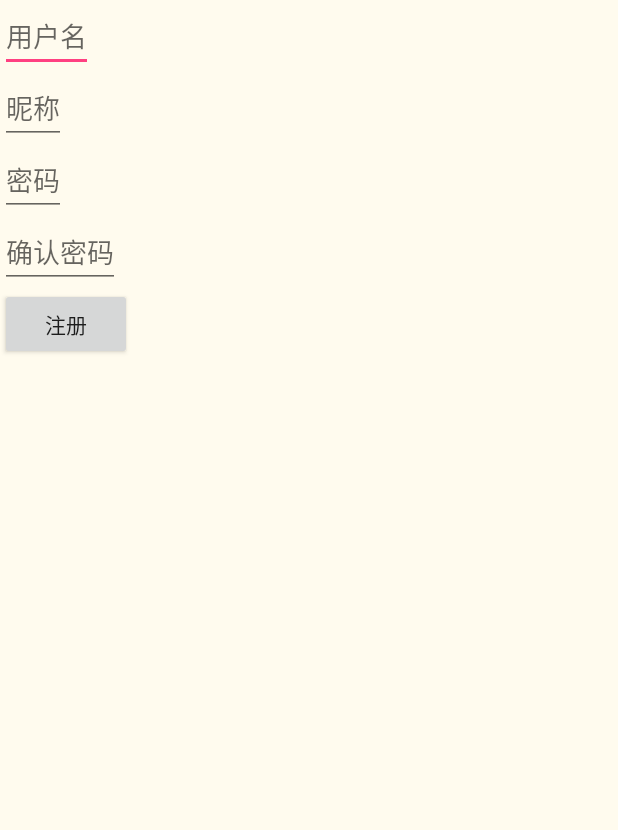
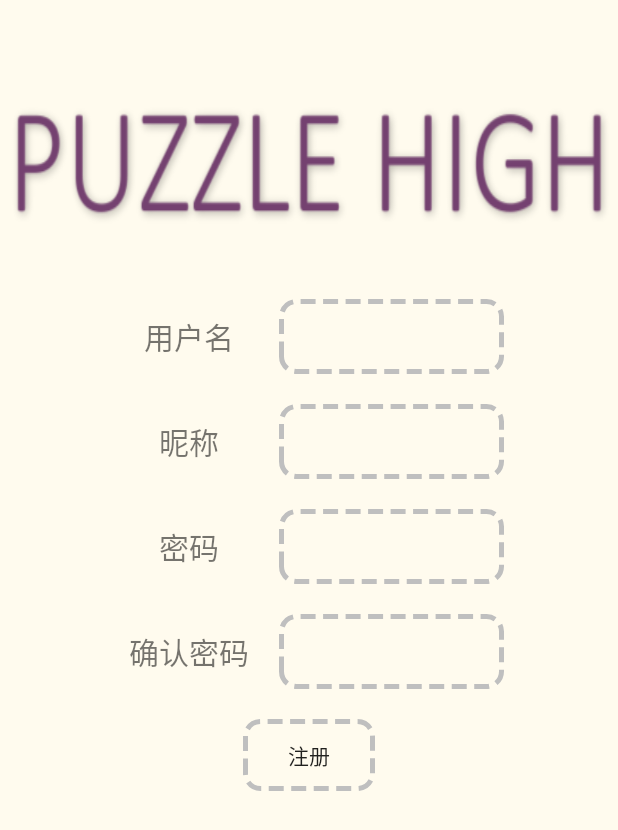
Before and after one commit to meltycriss/PuzzleHigh, an Android app: the RegisterFragment screen opened directly, with no data from a screen before it, on a phone screen of 412 x 824 dp. Shown: the top 830 px of the screen. Run offline under Robolectric (Android 15) with nearby library versions, the phone set to English and light mode, and no system bars.

Commit message:
完成注册UI

```diff
--- a/app/src/main/res/drawable/editor_border.xml
+++ b/app/src/main/res/drawable/editor_border.xml
@@ -2,5 +2,6 @@
 <shape xmlns:android="http://schemas.android.com/apk/res/android" >
     <size android:width="10dp"/>
     <corners android:radius="@dimen/user_editor_radiu"/>
+    <padding android:left="10dp" android:right="10dp" android:top="0dp" android:bottom="0dp"/>
     <stroke android:color="@color/puzzle_grey" android:width="3dp" android:dashWidth="10dp" android:dashGap="5dp"/>
 </shape>
--- a/app/src/main/res/layout/fragment_register.xml
+++ b/app/src/main/res/layout/fragment_register.xml
@@ -1,39 +1,121 @@
 <?xml version="1.0" encoding="utf-8"?>
 <LinearLayout xmlns:android="http://schemas.android.com/apk/res/android"
     android:layout_width="match_parent"
-    android:orientation="vertical"
-    android:layout_height="match_parent">
+    android:layout_height="match_parent"
+    android:orientation="vertical">
+
+    <ImageView
+        android:layout_width="match_parent"
+        android:layout_height="wrap_content"
+        android:layout_marginTop="60dp"
+        android:background="@drawable/logo" />
+
+    <LinearLayout
+        android:layout_width="match_parent"
+        android:layout_height="wrap_content"
+        android:layout_marginTop="40dp"
+        android:gravity="center"
+        android:orientation="horizontal">
+
+        <TextView
+            android:layout_width="@dimen/register_text_width"
+            android:layout_height="wrap_content"
+            android:gravity="center"
+            android:text="用户名"
+            android:textSize="20sp" />
 
         <EditText
             android:id="@+id/register_username"
-        android:hint="用户名"
-        android:layout_width="wrap_content"
-        android:layout_height="wrap_content" />
+            android:layout_marginLeft="10dp"
+            android:layout_width="@dimen/user_editor_width"
+            android:layout_height="@dimen/user_editor_height"
+            android:background="@drawable/editor_border" />
+
+    </LinearLayout>
+
+    <LinearLayout
+        android:layout_width="match_parent"
+        android:layout_height="wrap_content"
+        android:gravity="center"
+        android:layout_marginTop="20dp"
+        android:orientation="horizontal">
+
+        <TextView
+            android:layout_width="@dimen/register_text_width"
+            android:layout_height="wrap_content"
+            android:text="昵称"
+            android:gravity="center"
+            android:textSize="20sp" />
+
         <EditText
             android:id="@+id/register_nickname"
-        android:hint="昵称"
-        android:layout_width="wrap_content"
-        android:layout_height="wrap_content" />
+            android:layout_marginLeft="10dp"
+            android:layout_width="@dimen/user_editor_width"
+            android:layout_height="@dimen/user_editor_height"
+            android:background="@drawable/editor_border" />
+
+    </LinearLayout>
+
+    <LinearLayout
+        android:layout_width="match_parent"
+        android:layout_height="wrap_content"
+        android:gravity="center"
+        android:layout_marginTop="20dp"
+        android:orientation="horizontal">
+
+        <TextView
+            android:layout_width="@dimen/register_text_width"
+            android:layout_height="wrap_content"
+            android:text="密码"
+            android:gravity="center"
+            android:textSize="20sp" />
+
         <EditText
+            android:layout_marginLeft="10dp"
             android:id="@+id/register_password"
-        android:hint="密码"
-        android:layout_width="wrap_content"
-        android:layout_height="wrap_content" />
+            android:layout_width="@dimen/user_editor_width"
+            android:layout_height="@dimen/user_editor_height"
+            android:background="@drawable/editor_border" />
+
+    </LinearLayout>
+
+    <LinearLayout
+        android:layout_width="match_parent"
+        android:gravity="center"
+        android:layout_marginTop="20dp"
+        android:layout_height="wrap_content"
+        android:orientation="horizontal">
+
+        <TextView
+            android:layout_width="@dimen/register_text_width"
+            android:layout_height="wrap_content"
+            android:text="确认密码"
+            android:gravity="center"
+            android:textSize="20sp" />
+
         <EditText
             android:id="@+id/register_password_confirm"
-        android:hint="确认密码"
-        android:layout_width="wrap_content"
-        android:layout_height="wrap_content" />
+            android:layout_marginLeft="10dp"
+            android:layout_width="@dimen/user_editor_width"
+            android:layout_height="@dimen/user_editor_height"
+            android:background="@drawable/editor_border" />
+
+    </LinearLayout>
+
     <Button
         android:id="@+id/register_register"
-        android:text="注册"
         android:layout_width="wrap_content"
-        android:layout_height="wrap_content" />
+        android:layout_gravity="center"
+        android:layout_marginTop="20dp"
+        android:layout_height="wrap_content"
+        android:background="@drawable/editor_border"
+        android:text="注册" />
+
     <TextView
         android:id="@+id/register_prompt"
         android:layout_width="wrap_content"
         android:layout_height="wrap_content"
-        android:visibility="invisible"
-        android:textColor="#ff0000"/>
+        android:textColor="#ff0000"
+        android:visibility="invisible" />
 
 </LinearLayout>
--- a/app/src/main/res/values/dimens.xml
+++ b/app/src/main/res/values/dimens.xml
@@ -14,4 +14,6 @@
     <dimen name="user_icon_size">50dp</dimen>
     <dimen name="user_editor_height">50dp</dimen>
     <dimen name="user_editor_width">150dp</dimen>
+
+    <dimen name="register_text_width">100dp</dimen>
 </resources>
```
Lines whose indentation alone changed are shown as unchanged.
